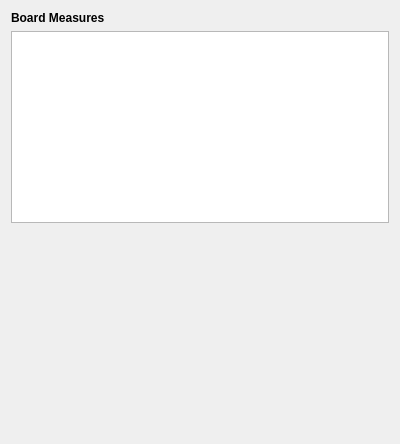
The window that PH66Status.ui (embeddedmz/QTableViewAdjustPolicyNotWorkingProperly) describes before a commit, drawn with Qt 5.
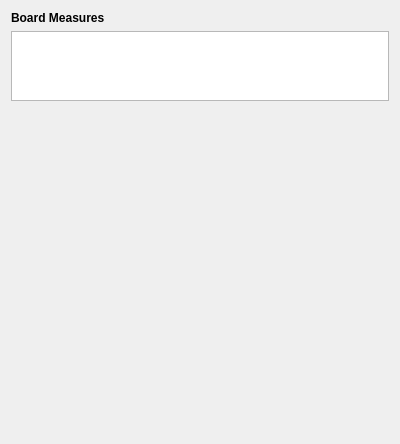
The same window after the commit.

What changed in the file:
```diff
--- a/PH66Status.ui
+++ b/PH66Status.ui
@@ -24,11 +24,20 @@
    <item row="2" column="0">
     <widget class="QTableView" name="Measures">
      <property name="sizePolicy">
-      <sizepolicy hsizetype="Expanding" vsizetype="Minimum">
+      <sizepolicy hsizetype="Expanding" vsizetype="Preferred">
        <horstretch>0</horstretch>
        <verstretch>0</verstretch>
       </sizepolicy>
      </property>
+     <property name="verticalScrollBarPolicy">
+      <enum>Qt::ScrollBarAlwaysOff</enum>
+     </property>
+     <property name="horizontalScrollBarPolicy">
+      <enum>Qt::ScrollBarAlwaysOff</enum>
+     </property>
+     <property name="sizeAdjustPolicy">
+      <enum>QAbstractScrollArea::AdjustToContents</enum>
+     </property>
     </widget>
    </item>
    <item row="3" column="0">
```
